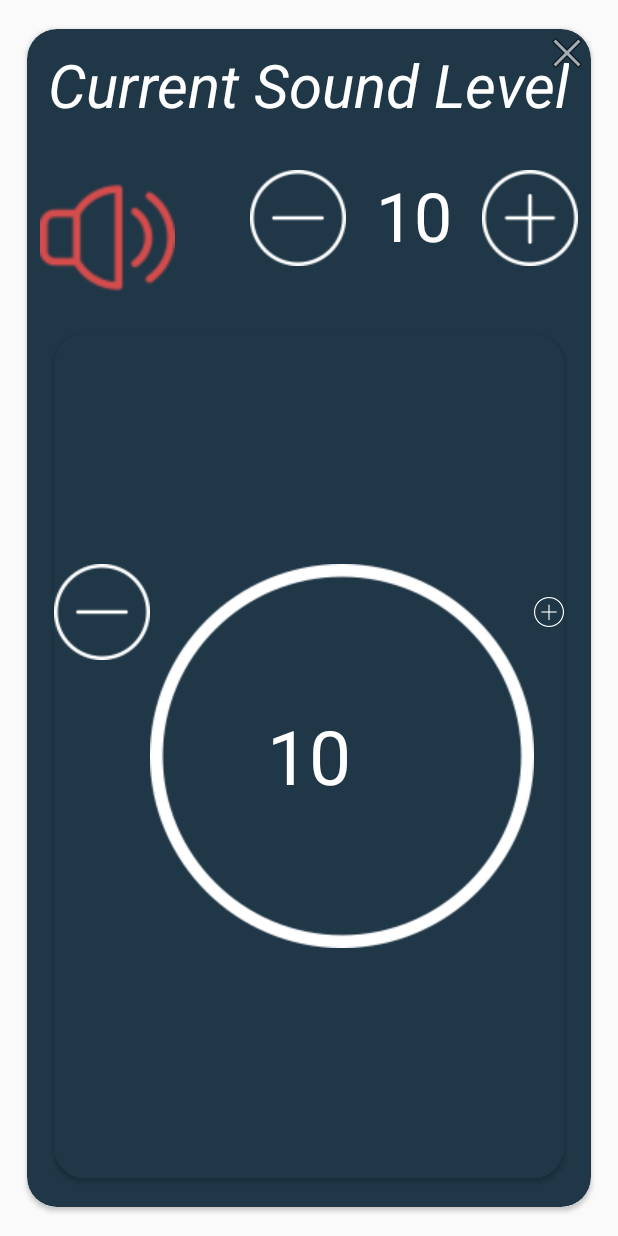
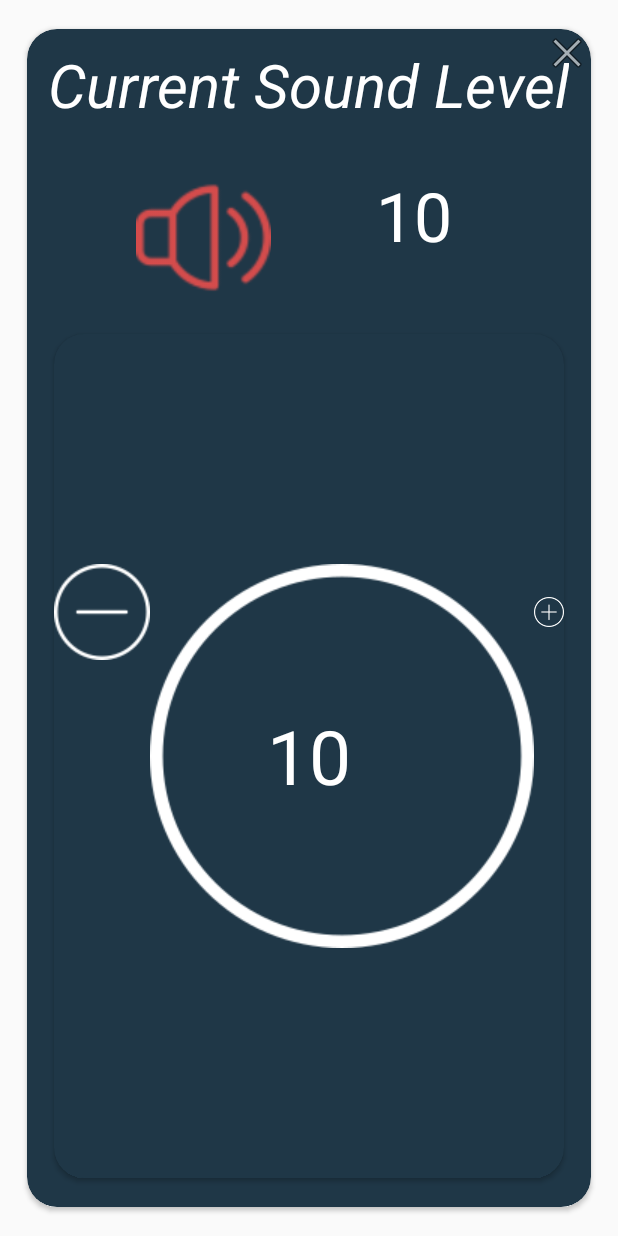
Before and after one commit to hanien/dit827, an Android app: the layout fragment_soundlayout.xml on its own in the app's theme, with its tools: preview values and no code run, on a phone screen of 412 x 824 dp. Run offline under Robolectric (Android 15) with nearby library versions, the phone set to English and light mode, and no system bars.

Commit message:
Fix Bugs

```diff
--- a/Android/app/src/main/java/com/example/aptiv/Model/Classe/Zone.java
+++ b/Android/app/src/main/java/com/example/aptiv/Model/Classe/Zone.java
@@ -47,9 +47,6 @@ public class Zone {
 
     public Zone.ZoneName getName() { return name; }
 
-    public void setName(ZoneName name) {
-        this.name = name;
-    }
 
     public String getTemperature() {
         if(temperature == null)
--- a/Android/app/src/main/java/com/example/aptiv/View/fragment/AirpLayoutFragment.java
+++ b/Android/app/src/main/java/com/example/aptiv/View/fragment/AirpLayoutFragment.java
@@ -165,7 +165,7 @@ public class AirpLayoutFragment extends Fragment implements IZoneSelection {
         if(checkZoneDifferences(Driver, Passenger, Back))
         {
             ApChangeValue.setTextSize(25);
-            ApChangeValue.setText("In progress...\n Changing Volume\n from " +(int)_desiredAir+ " to "+ String.valueOf((int)air));
+            ApChangeValue.setText("In progress...\n Changing Air Pressure \n from " + String.valueOf((int)air) + " to "+ (int)_desiredAir);
             if(Driver){
                 _baseViewModel.DriverProfile.setPressure(Double.toString(_desiredAir));
             }
--- a/Android/app/src/main/java/com/example/aptiv/View/fragment/HumidityLayoutFragment.java
+++ b/Android/app/src/main/java/com/example/aptiv/View/fragment/HumidityLayoutFragment.java
@@ -169,7 +169,7 @@ public class HumidityLayoutFragment extends Fragment implements IZoneSelection {
 
         if(checkZoneDifferences(Driver, Passenger, Back)){
             HumidityChangeValue.setTextSize(25);
-            HumidityChangeValue.setText("In progress...\n Changing Volume\n from " +(int)_desiredHumidity+ " to "+ String.valueOf((int)Humidity));
+            HumidityChangeValue.setText("In progress...\n Changing Humidity \n from " +  String.valueOf((int)Humidity)+ " to "+ (int)_desiredHumidity );
             if(Driver){
                 _baseViewModel.DriverProfile.setHumidity(Double.toString(_desiredHumidity));
             }
--- a/Android/app/src/main/java/com/example/aptiv/View/fragment/TempLayoutFragment.java
+++ b/Android/app/src/main/java/com/example/aptiv/View/fragment/TempLayoutFragment.java
@@ -180,7 +180,7 @@ public class TempLayoutFragment extends Fragment implements IZoneSelection {
 
         if(checkZoneDifferences(Driver, Passenger, Back)) {
             tempChangeValue.setTextSize(25);
-            tempChangeValue.setText("In progress...\n Changing Tempreture\n from " +_desiredTemp+ " to "+ String.valueOf((int)temp) + typeString);
+            tempChangeValue.setText("In progress...\n Changing Tempreture\n from " + String.valueOf((int)temp) + " to "+_desiredTemp  + typeString);
             if(Driver){
                 _baseViewModel.DriverProfile.setTemperature(Double.toString(_desiredTemp));
             }
--- a/Android/app/src/main/res/layout/fragment_defaultlayout.xml
+++ b/Android/app/src/main/res/layout/fragment_defaultlayout.xml
@@ -171,7 +171,6 @@
                 android:id="@+id/LinearLayoutTemp"
                 android:layout_width="match_parent"
                 android:layout_height="match_parent"
-                android:onClick="OpenTempFragment"
                 android:orientation="horizontal"
                 android:weightSum="2">
 
@@ -182,6 +181,7 @@
                     android:layout_gravity="center"
                     android:layout_margin="@dimen/default_margin_cardview"
                     android:layout_weight="1"
+                    android:onClick="OpenTempFragment"
                     android:minHeight="40dp"
                     card_view:cardBackgroundColor="@color/CardViewColor"
                     card_view:cardCornerRadius="@dimen/cardview_corner_radius"
@@ -282,8 +282,8 @@
 
                         <TextView
                             android:id="@+id/OutTempTextView"
-                            android:layout_width="match_parent"
-                            android:layout_height="match_parent"
+                            android:layout_width="240dp"
+                            android:layout_height="129dp"
                             android:layout_gravity="center"
                             android:layout_weight="1"
                             android:gravity="center"
--- a/Android/app/src/main/res/layout/fragment_soundlayout.xml
+++ b/Android/app/src/main/res/layout/fragment_soundlayout.xml
@@ -59,13 +59,8 @@
                     android:layout_height="90dp"
                     android:layout_marginRight="50dp"
                     card_view:srcCompat="@drawable/speaker" />
-                    <ImageView
-                        android:id="@+id/lowbtn"
-                        android:layout_width="wrap_content"
-                        android:layout_height="wrap_content"
-                        card_view:srcCompat="@drawable/minus" />
 
-                    <TextView
+                <TextView
                         android:id="@+id/SoundValue"
                         android:layout_width="wrap_content"
                         android:layout_height="wrap_content"
@@ -74,12 +69,6 @@
                         android:textSize="45dp"
                         android:layout_marginLeft="20dp"
                         android:layout_marginRight="20dp"/>
-
-                    <ImageView
-                        android:id="@+id/highbtn"
-                        android:layout_width="wrap_content"
-                        android:layout_height="wrap_content"
-                        card_view:srcCompat="@drawable/plus" />
 
             </LinearLayout>
 
```
Also changed, not shown: Android/app/src/main/java/com/example/aptiv/View/fragment/DashboardFragment.java (+20 -2 lines).
